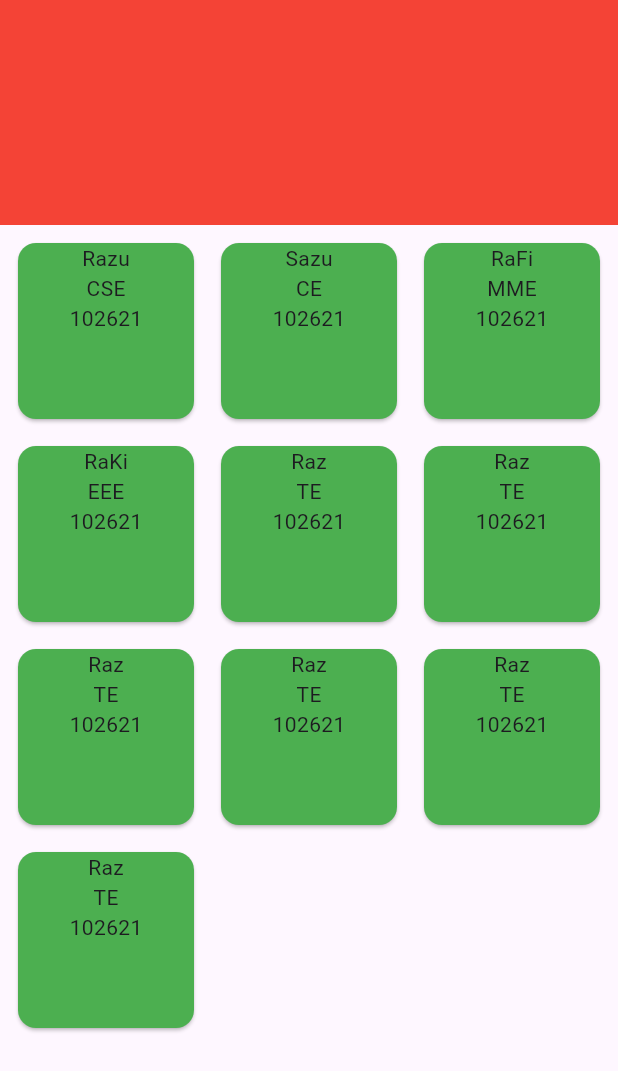
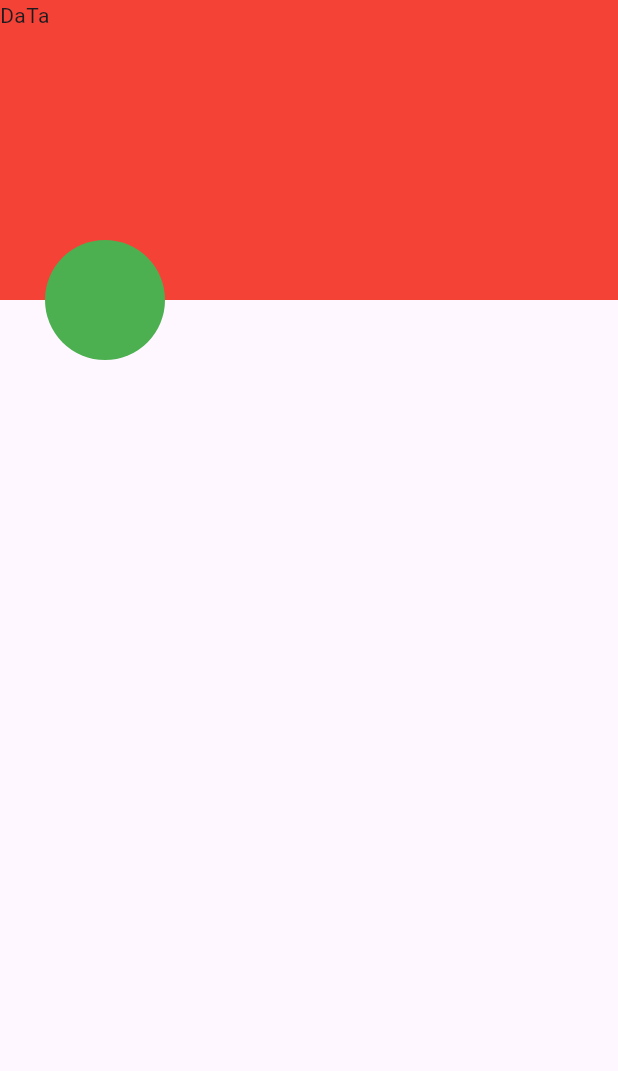
Before and after one commit to RaFiuL-RaZu/app_create2, a Flutter app: the screen it shows after launch, on a phone screen of 412 x 824 dp. Shown: the top 1071 px of the screen. Run offline on Flutter 3.47's test engine with Material 3 defaults, Android fonts, the phone set to English and light mode, and no system bars.

Commit message:
grid commit

```diff
--- a/lib/main.dart
+++ b/lib/main.dart
@@ -23,72 +23,30 @@ class MyApp extends StatelessWidget{
 class HomeScren extends StatelessWidget{
   HomeScren({Key? key}) : super(key: key);
 
-  List<Map> studentInfo=[
-    {"name":"Razu","dept":"CSE","Id":"102621"},
-    {"name":"Sazu","dept":"CE","Id":"102621"},
-    {"name":"RaFi","dept":"MME","Id":"102621"},
-    {"name":"RaKi","dept":"EEE","Id":"102621"},
-    {"name":"Raz","dept":"TE","Id":"102621"},
-    {"name":"Raz","dept":"TE","Id":"102621"},
-    {"name":"Raz","dept":"TE","Id":"102621"},
-    {"name":"Raz","dept":"TE","Id":"102621"},
-    {"name":"Raz","dept":"TE","Id":"102621"},
-    {"name":"Raz","dept":"TE","Id":"102621"},
-
-  ];
 
   @override
   Widget build(BuildContext context) {
 
 
     return Scaffold(
-      body:SingleChildScrollView(
-        child: Column(
+      body:Stack(
+        clipBehavior: Clip.none,
           children: [
             Container(
-              height: 150,
-              width: double.infinity,
+              height: 200,
+              width:double.infinity,
               color: Colors.red,
+              child: Text("DaTa"),
             ),
-            Padding(
-              padding: const EdgeInsets.all(8.0),
-              child: GridView.builder(
-                shrinkWrap: true,
-                  physics: NeverScrollableScrollPhysics(),
-                  itemCount: studentInfo.length,
-                  gridDelegate:SliverGridDelegateWithMaxCrossAxisExtent(
-                    maxCrossAxisExtent: 150,
-                    mainAxisSpacing: 10,
-                    crossAxisSpacing: 10,
-                  ),
-                  itemBuilder:(context,index){
-                    return Card(
-                      color: Colors.green,
-                      child: SizedBox(
-                        height: 100,
-                        width: 100,
-                        child: Center(
-                          child: Center(
-                            child: Column(
-                              children: [
-                                Center(child: Text(studentInfo[index]["name"])),
-                                Center(child: Text(studentInfo[index]["dept"])),
-                                Center(child: Text(studentInfo[index]["Id"])),
-
-                              ],
-                            ),
-                          ),
-                        ),
-
-                      ),
-                    );
-                  }
-              ),
-            ),
+            Positioned(
+              bottom: -40,
+                left: 30,
+                child:CircleAvatar(
+                  radius: 40,
+                  backgroundColor: Colors.green,
+                )),
           ],
-
         ),
-      ),
     );
   }
 
```
